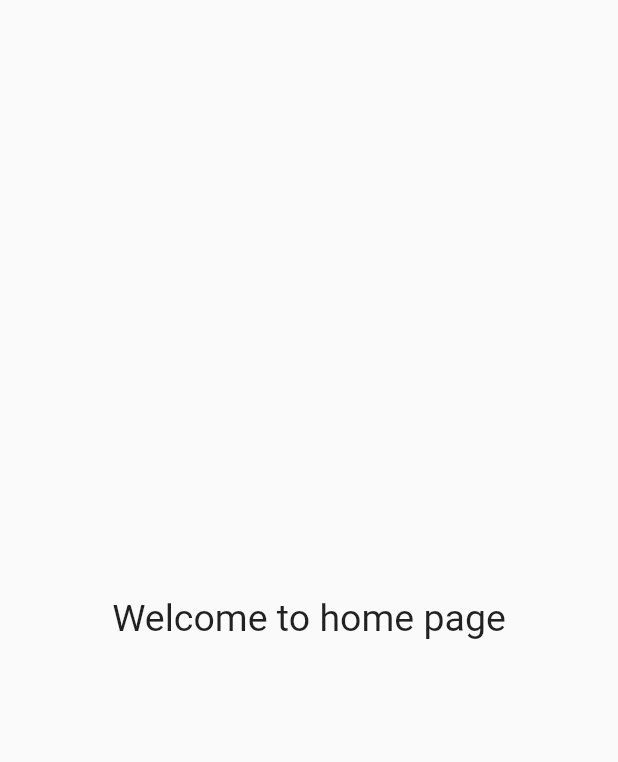
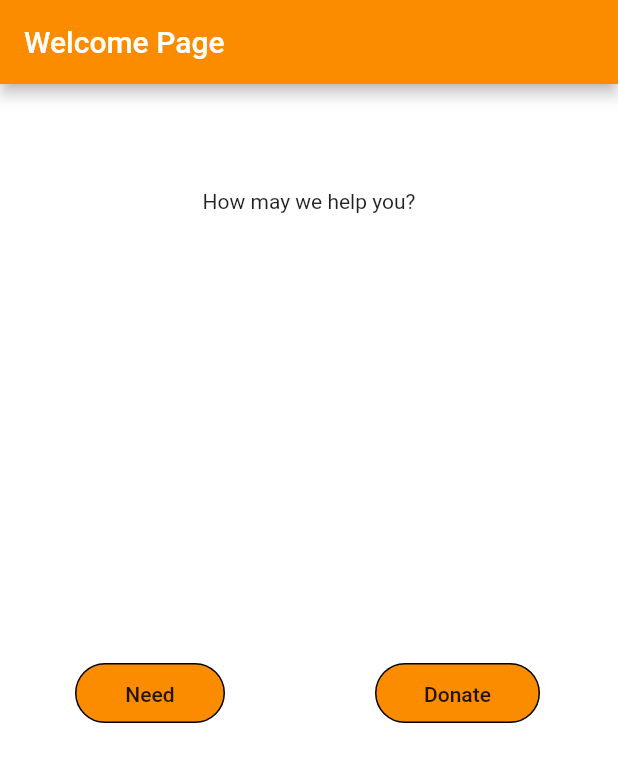
Before and after one commit to sanjana-302/FamilyFitnessHack, a Flutter app: the HomeScreen screen opened directly, on a phone screen of 412 x 824 dp. Shown: the top 762 px of the screen. Run offline on Flutter 3.47's test engine with Material 2 defaults, Android fonts, the phone set to English and light mode, and no system bars; our stand-ins replace google_fonts.

Commit message:
Add New Pages

```diff
--- a/swasthbharat/lib/HomePages/welcomescreen.dart
+++ b/swasthbharat/lib/HomePages/welcomescreen.dart
@@ -1,13 +1,80 @@
 import 'package:flutter/material.dart';
+import 'package:google_fonts/google_fonts.dart';
+import 'package:swasthbharat/feed/addpost.dart';
+import 'package:swasthbharat/feed/feed.dart';
 
 class HomeScreen extends StatelessWidget {
   @override
   Widget build(BuildContext context) {
     return Scaffold(
-      body: Center(
-          child: Text(
-        "Welcome to home page",
-        style: TextStyle(fontSize: 25.0),
+      backgroundColor: Colors.white,
+      appBar: AppBar(
+        title: Text("Welcome Page"),
+        backgroundColor: Colors.orange[600],
+      ),
+      body: SingleChildScrollView(
+          child: Container(
+        width: MediaQuery.of(context).size.width - 30,
+        margin: EdgeInsets.all(50),
+        child: Column(
+          mainAxisAlignment: MainAxisAlignment.center,
+          children: [
+            SizedBox(
+              height: 20,
+            ),
+            Text("How may we help you?"),
+            SizedBox(
+              height: 300,
+            ),
+            Row(
+              children: [
+                Container(
+                  padding: EdgeInsets.all(12),
+                  height: 40,
+                  width: 100,
+                  decoration: BoxDecoration(
+                    borderRadius: BorderRadius.circular(20),
+                    border: Border.all(color: Colors.black, width: 1),
+                    color: Colors.orange[600],
+                  ),
+                  child: FlatButton(
+                    onPressed: () {
+                      Navigator.push(context,
+                          MaterialPageRoute(builder: (context) => AddPost()));
+                    },
+                    child: Text(
+                      "Need",
+                      textAlign: TextAlign.center,
+                    ),
+                  ),
+                ),
+                SizedBox(
+                  width: 100,
+                ),
+                Container(
+                  padding: EdgeInsets.all(12),
+                  height: 40,
+                  width: 110,
+                  decoration: BoxDecoration(
+                    borderRadius: BorderRadius.circular(20),
+                    border: Border.all(color: Colors.black, width: 1),
+                    color: Colors.orange[600],
+                  ),
+                  child: FlatButton(
+                    onPressed: () {
+                      Navigator.push(context,
+                          MaterialPageRoute(builder: (context) => FeedPage()));
+                    },
+                    child: Text(
+                      "Donate",
+                      textAlign: TextAlign.center,
+                    ),
+                  ),
+                ),
+              ],
+            )
+          ],
+        ),
       )),
     );
   }
--- a/swasthbharat/pubspec.yaml
+++ b/swasthbharat/pubspec.yaml
@@ -28,6 +28,7 @@
   # The following adds the Cupertino Icons font to your application.
   # Use with the CupertinoIcons class for iOS style icons.
   cupertino_icons: ^1.0.2
+  google_fonts: ^2.0.0
 
 dev_dependencies:
   flutter_test:
```
Also changed, not shown: swasthbharat/lib/feed/addpost.dart (+98 -0 lines), swasthbharat/lib/feed/feed.dart (+10 -0 lines), swasthbharat/pubspec.lock.
